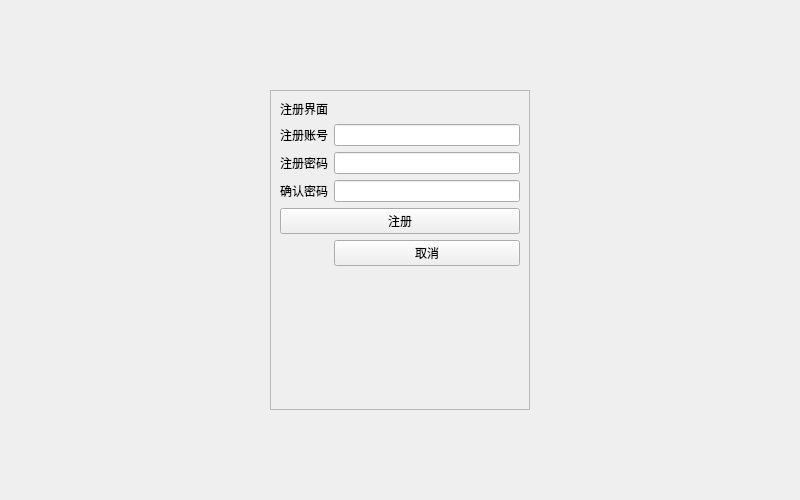
This is project_testing_0302/registerwidget.ui in MatthewVork/project_testing_0302 as Qt 5 draws it before an edit. The edited form follows.
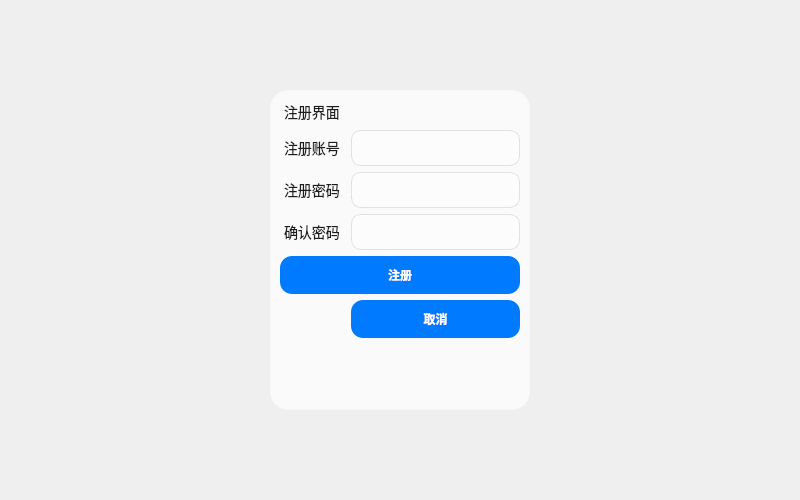
This is the edited form.

Diff of the .ui file:
```diff
--- a/project_testing_0302/registerwidget.ui
+++ b/project_testing_0302/registerwidget.ui
@@ -13,6 +13,87 @@
   <property name="windowTitle">
    <string>Form</string>
   </property>
+  <property name="styleSheet">
+   <string notr="true">/* --- 1. 全局基础设定 --- */
+QWidget {
+    font-family: &quot;SF Pro Display&quot;, &quot;Helvetica Neue&quot;, &quot;Segoe UI&quot;, &quot;Microsoft YaHei&quot;;
+    color: #1d1d1f; /* 苹果标准深灰色文本 */
+    outline: none;  /* 去掉点击时的虚线框 */
+}
+
+/* --- 2. 通用容器 (如你的 loginCard) --- */
+/* 只要是 QFrame 都会自动变成这种半透明磨砂质感 */
+QFrame {
+    background-color: rgba(255, 255, 255, 0.7); 
+    border: 1px solid rgba(255, 255, 255, 0.3);
+    border-radius: 18px;
+}
+
+/* --- 3. 通用输入框 (QLineEdit, QTextEdit) --- */
+QLineEdit, QTextEdit {
+    background-color: rgba(255, 255, 255, 0.5);
+    border: 1px solid rgba(0, 0, 0, 0.1);
+    border-radius: 10px;
+    padding: 8px 12px;
+    font-size: 14px;
+}
+
+/* 输入框聚焦效果：标志性的蓝色光晕 */
+QLineEdit:focus, QTextEdit:focus {
+    border: 2px solid #007AFF;
+    background-color: rgba(255, 255, 255, 0.9);
+}
+
+/* --- 4. 通用按钮 (QPushButton) --- */
+QPushButton {
+    background-color: #007AFF; /* 苹果蓝 */
+    color: white;
+    border: none;
+    border-radius: 12px;
+    padding: 10px 20px;
+    font-weight: 600;
+}
+
+/* 鼠标悬停：颜色略微加深 */
+QPushButton:hover {
+    background-color: #0063CC;
+}
+
+/* 按下：明显的反馈感 */
+QPushButton:pressed {
+    background-color: #0051A8;
+}
+
+/* 禁用状态：变灰 */
+QPushButton:disabled {
+    background-color: #d2d2d7;
+    color: #86868b;
+}
+
+/* --- 5. 标签与文本 (QLabel) --- */
+QLabel {
+    background-color: transparent;
+    font-size: 14px;
+}
+
+/* --- 6. 滚动条美化 (QScrollBar) --- */
+/* 让滚动条像 iOS 一样简洁 */
+QScrollBar:vertical {
+    border: none;
+    background: rgba(0, 0, 0, 0.05);
+    width: 8px;
+    border-radius: 4px;
+}
+
+QScrollBar::handle:vertical {
+    background: rgba(0, 0, 0, 0.2);
+    border-radius: 4px;
+}
+
+QScrollBar::handle:vertical:hover {
+    background: rgba(0, 0, 0, 0.3);
+}</string>
+  </property>
   <layout class="QGridLayout" name="gridLayout">
    <item row="0" column="1">
     <spacer name="verticalSpacer">
```
Left out of the diff: 4 changed lines with no effect on the pictures.
